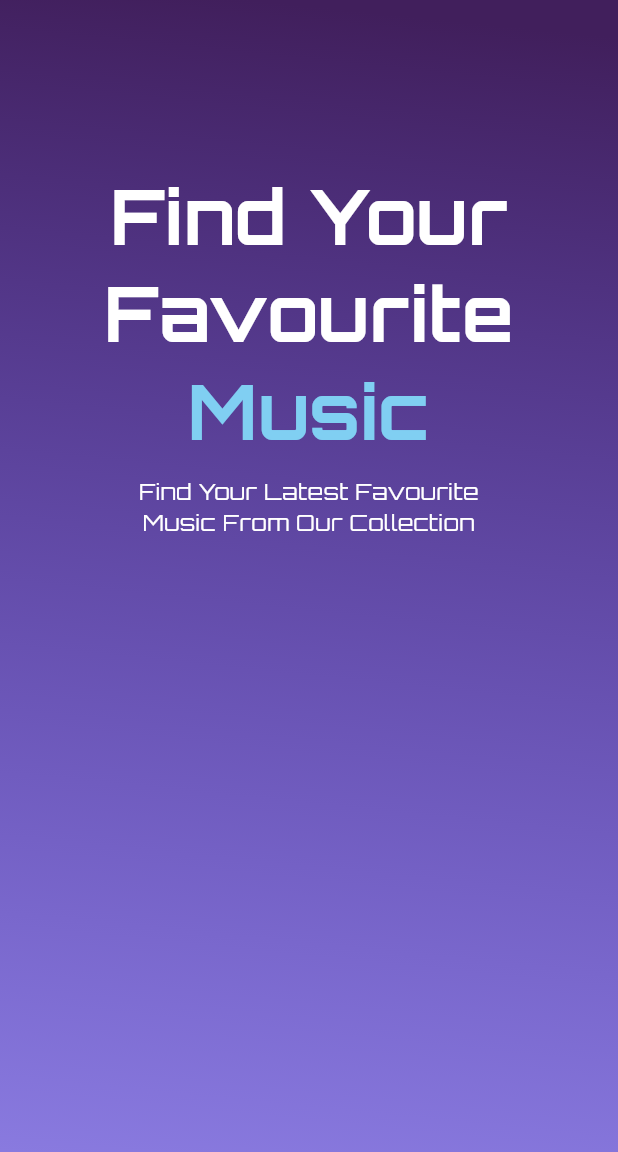
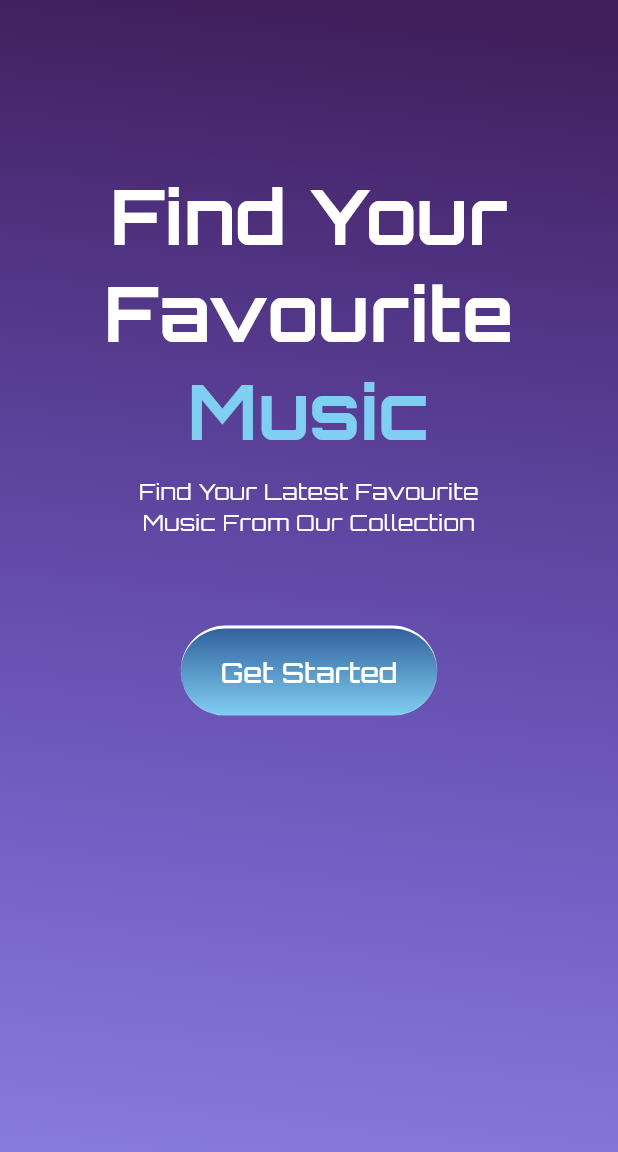
Before and after one commit to MeladShawky/Music-app, a Flutter app: the screen it shows after launch, on a phone screen of 412 x 824 dp. Shown: the top 1152 px of the screen. Run offline on Flutter 3.47's test engine with Material 3 defaults, Android fonts, the phone set to English and light mode, and no system bars.

Commit message:
desing on boarding page part 5 made custom_button_on_boading_page

```diff
--- a/lib/core/resources/color_mangers.dart
+++ b/lib/core/resources/color_mangers.dart
@@ -7,4 +7,7 @@ class ColorMangers{
   static const Color kSecandPrimaryColor=Color(0xff2C17CA);
   static const Color kLightBlue=Color(0xff80CFF2);
   static const Color kWhite=Colors.white;
+  static const Color kLigh2tBlue=Color(0xff2F5D9A);
+
+
 }
--- a/lib/core/resources/height_values_mangers.dart
+++ b/lib/core/resources/height_values_mangers.dart
@@ -2,5 +2,7 @@ class HeightValuesMangers   {
   static const double h200=200;
   static const double h111=111;
   static const double h11=11;
+  static const double h60=60;
+
 
 }
--- /dev/null
+++ b/lib/core/resources/radius_values_manger.dart
@@ -0,0 +1,3 @@
+class RadiusValuesManger{
+  static const double r50=50;
+}
--- a/lib/core/resources/string_values.dart
+++ b/lib/core/resources/string_values.dart
@@ -2,5 +2,6 @@ class StringValues{
   static const String subtitleOnBoardingPage = 'Find Your Latest Favourite Music From Our Collection';
   static const String titleOnBoardingPage = 'Find Your Favourite';
   static const String titleOnBoardingPage2 = 'Music';
+  static const String get_started = 'Get Started';
 
 }
--- a/lib/core/resources/width_values_mangers.dart
+++ b/lib/core/resources/width_values_mangers.dart
@@ -1,4 +1,6 @@
 class WidthValuesMangers {
   static const double w200=200;
+  static const double w171=171;
+  static const double w2=2;
 
 }
--- a/lib/features/on_boarding/screens/on_boarding_screen.dart
+++ b/lib/features/on_boarding/screens/on_boarding_screen.dart
@@ -2,6 +2,7 @@ import 'package:flutter/material.dart';
 import 'package:music_app/core/resources/alignment_mangers.dart';
 import 'package:music_app/core/resources/color_mangers.dart';
 import 'package:music_app/core/resources/height_values_mangers.dart';
+import 'package:music_app/features/on_boarding/widgets/custom_button_on_boading_page.dart';
 import 'package:music_app/features/on_boarding/widgets/custom_sub_title_on_boarding_page.dart';
 import 'package:music_app/features/on_boarding/widgets/custom_title_on_boarding_page.dart';
 
@@ -31,7 +32,8 @@ class OnBoardingScreen extends StatelessWidget {
             CustomTitleOnBoardingPage(),
             SizedBox(height: HeightValuesMangers.h11),
             CustomSubTitleOnBoardingPage(),
-            MaterialButton(onPressed: (){})
+            SizedBox(height: 58),
+            CustomButtonOnBoardingPage(),
           ],
         ),
       ),
--- /dev/null
+++ b/lib/features/on_boarding/widgets/custom_button_on_boading_page.dart
@@ -0,0 +1,41 @@
+
+import 'package:flutter/material.dart';
+import 'package:music_app/core/resources/color_mangers.dart';
+import 'package:music_app/core/resources/height_values_mangers.dart';
+import 'package:music_app/core/resources/radius_values_manger.dart';
+import 'package:music_app/core/resources/string_values.dart';
+import 'package:music_app/core/resources/width_values_mangers.dart';
+
+class CustomButtonOnBoardingPage extends StatelessWidget {
+  const CustomButtonOnBoardingPage({
+    super.key,
+  });
+
+  @override
+  Widget build(BuildContext context) {
+    return MaterialButton(
+      child: Container(
+        alignment: Alignment.center,
+        width: WidthValuesMangers.w171,
+        height: HeightValuesMangers.h60,
+
+        decoration: BoxDecoration(
+          borderRadius: BorderRadius.circular(RadiusValuesManger.r50),
+          border: Border(
+            top: BorderSide(color: ColorMangers.kWhite, width: WidthValuesMangers.w2),
+          ),
+          gradient: LinearGradient(
+            begin: Alignment(0.00, -1.00),
+            end: Alignment(0, 1),
+            colors: [ColorMangers.kLigh2tBlue, ColorMangers.kLightBlue],
+          ),
+        ),
+        child: Text(
+          StringValues.get_started,
+          style: TextStyle(color: ColorMangers.kWhite, fontSize: 18),
+        ),
+      ),
+      onPressed: () {},
+    );
+  }
+}
```
